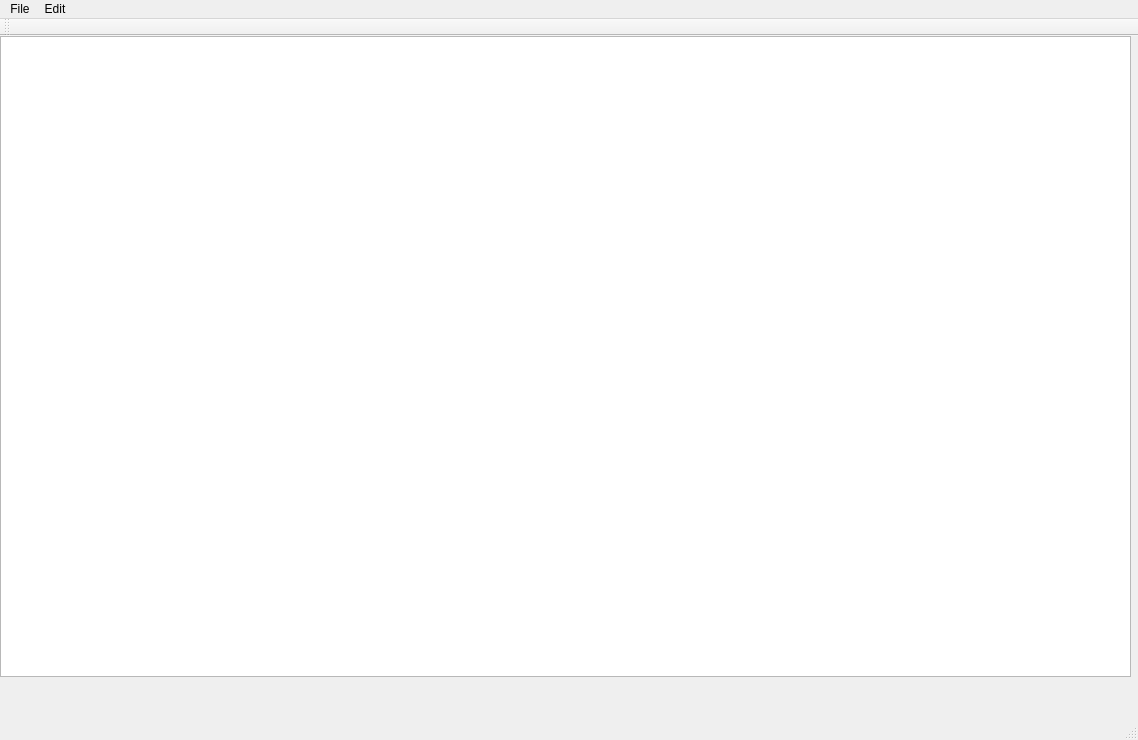
First picture: the form in SimpleRegistry/SimpleRegistry.ui, repository rohitrtk/SimpleRegistry, before the edit.
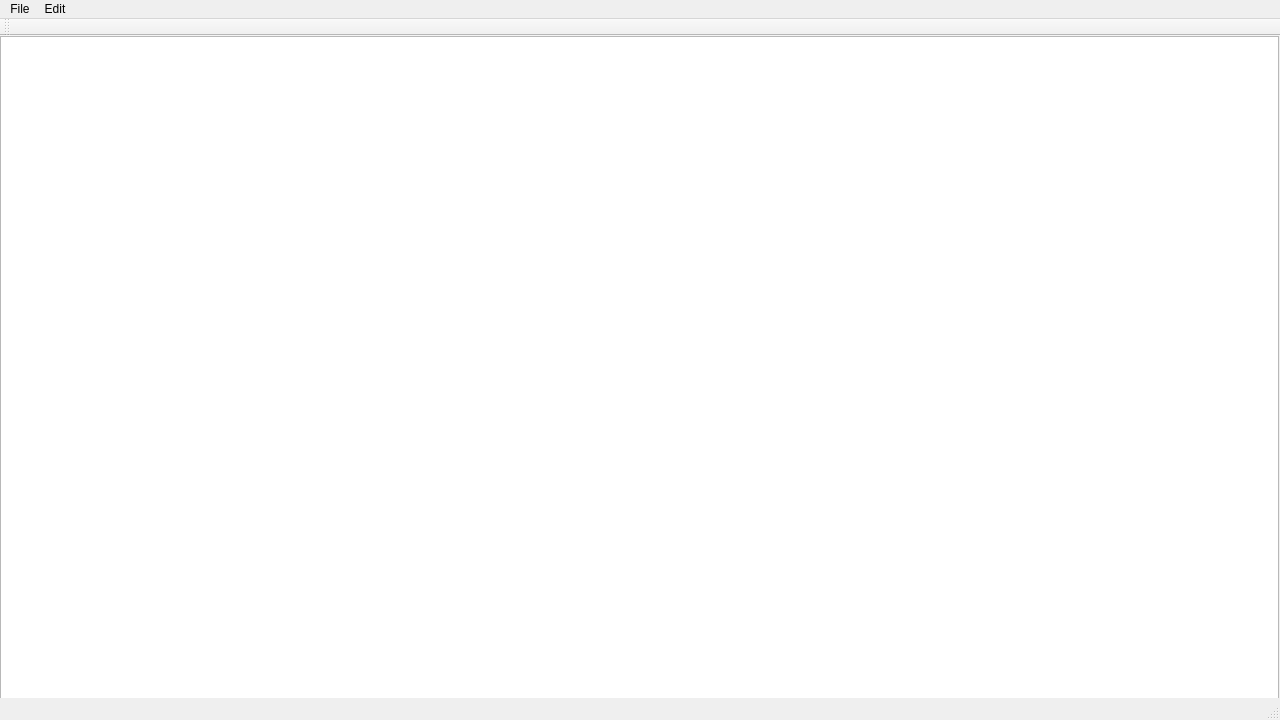
Second picture: the form after the edit.

Commit message: Added scaling to table & added tab switching in user creation

The edit to the form file:
```diff
--- a/SimpleRegistry/SimpleRegistry.ui
+++ b/SimpleRegistry/SimpleRegistry.ui
@@ -6,8 +6,8 @@
    <rect>
     <x>0</x>
     <y>0</y>
-    <width>1138</width>
-    <height>740</height>
+    <width>1280</width>
+    <height>720</height>
    </rect>
   </property>
   <property name="windowTitle">
@@ -19,10 +19,19 @@
      <rect>
       <x>0</x>
       <y>0</y>
-      <width>1131</width>
-      <height>641</height>
+      <width>1279</width>
+      <height>719</height>
      </rect>
     </property>
+    <property name="verticalScrollBarPolicy">
+     <enum>Qt::ScrollBarAsNeeded</enum>
+    </property>
+    <property name="horizontalScrollBarPolicy">
+     <enum>Qt::ScrollBarAsNeeded</enum>
+    </property>
+    <property name="sizeAdjustPolicy">
+     <enum>QAbstractScrollArea::AdjustToContents</enum>
+    </property>
     <property name="rowCount">
      <number>0</number>
     </property>
@@ -30,7 +39,7 @@
      <number>0</number>
     </property>
     <attribute name="horizontalHeaderVisible">
-     <bool>false</bool>
+     <bool>true</bool>
     </attribute>
     <attribute name="verticalHeaderVisible">
      <bool>false</bool>
@@ -45,7 +54,7 @@
     <rect>
      <x>0</x>
      <y>0</y>
-     <width>1138</width>
+     <width>1280</width>
      <height>21</height>
     </rect>
    </property>
```
The commit also changes 6 other files.
